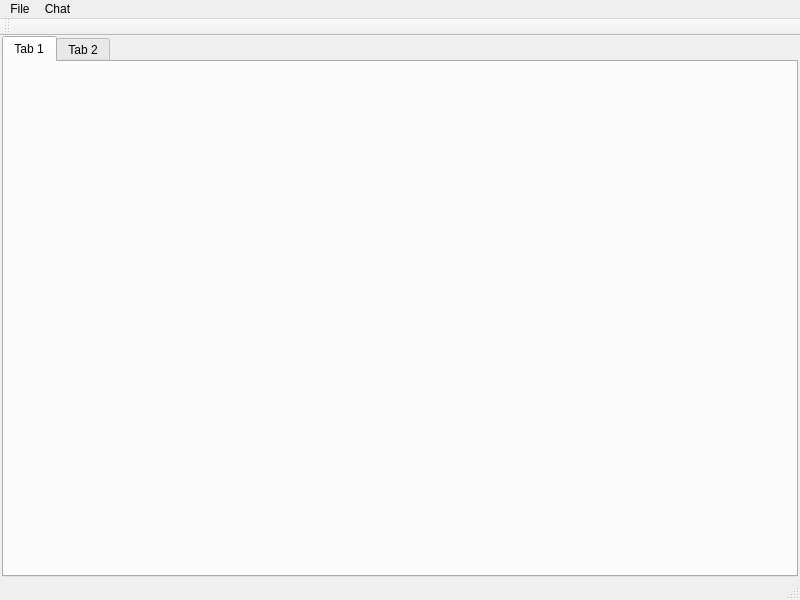
This is CustomerProduct2Project/mainwindow.ui in SaintMonguss/Qt as Qt 5 draws it before an edit. The edited form follows.
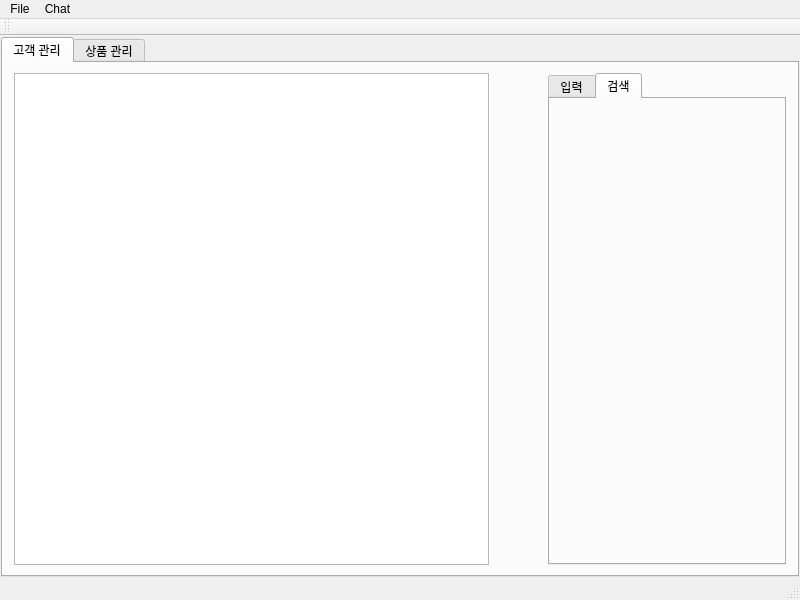
This is the edited form.

```diff
--- a/CustomerProduct2Project/mainwindow.ui
+++ b/CustomerProduct2Project/mainwindow.ui
@@ -15,14 +15,17 @@
   </property>
   <widget class="QWidget" name="centralwidget">
    <layout class="QHBoxLayout" name="horizontalLayout">
+    <property name="spacing">
+     <number>0</number>
+    </property>
     <property name="leftMargin">
-     <number>2</number>
+     <number>1</number>
     </property>
     <property name="topMargin">
-     <number>0</number>
+     <number>1</number>
     </property>
     <property name="rightMargin">
-     <number>2</number>
+     <number>1</number>
     </property>
     <property name="bottomMargin">
      <number>1</number>
@@ -31,12 +34,69 @@
      <widget class="QTabWidget" name="tabWidget">
       <widget class="QWidget" name="tab">
        <attribute name="title">
-        <string>Tab 1</string>
+        <string>고객 관리</string>
        </attribute>
+       <layout class="QHBoxLayout" name="horizontalLayout_3">
+        <item>
+         <layout class="QHBoxLayout" name="horizontalLayout_2" stretch="8,1,4">
+          <property name="spacing">
+           <number>0</number>
+          </property>
+          <property name="leftMargin">
+           <number>2</number>
+          </property>
+          <property name="topMargin">
+           <number>1</number>
+          </property>
+          <property name="rightMargin">
+           <number>2</number>
+          </property>
+          <property name="bottomMargin">
+           <number>1</number>
+          </property>
+          <item>
+           <widget class="QTableWidget" name="tableWidget"/>
+          </item>
+          <item>
+           <spacer name="horizontalSpacer">
+            <property name="orientation">
+             <enum>Qt::Horizontal</enum>
+            </property>
+            <property name="sizeType">
+             <enum>QSizePolicy::Minimum</enum>
+            </property>
+            <property name="sizeHint" stdset="0">
+             <size>
+              <width>5</width>
+              <height>18</height>
+             </size>
+            </property>
+           </spacer>
+          </item>
+          <item>
+           <widget class="QTabWidget" name="tabWidget_2">
+            <property name="currentIndex">
+             <number>1</number>
+            </property>
+            <widget class="QWidget" name="tab_3">
+             <attribute name="title">
+              <string>입력</string>
+             </attribute>
+            </widget>
+            <widget class="QWidget" name="m_customerSerchTab">
+             <attribute name="title">
+              <string>검색</string>
+             </attribute>
+            </widget>
+           </widget>
+          </item>
+         </layout>
+        </item>
+       </layout>
       </widget>
       <widget class="QWidget" name="tab_2">
        <attribute name="title">
-        <string>Tab 2</string>
+        <string>상품 관리</string>
        </attribute>
       </widget>
      </widget>
```
Left out of the diff: 3 changed lines with no effect on the pictures.
